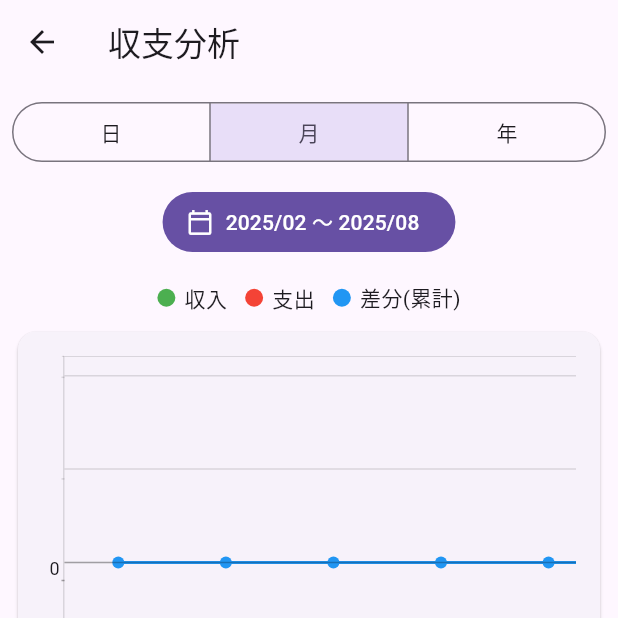
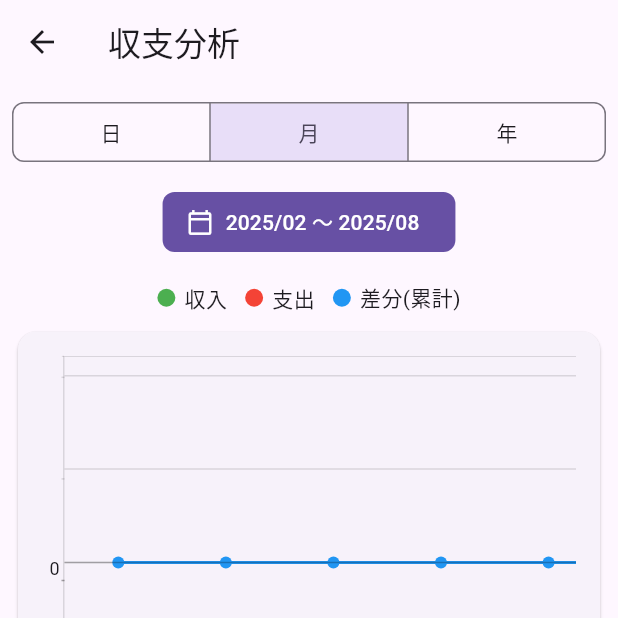
Before and after one commit to penpengusa2k/kakeibo_smartphone_app, a Flutter app: the BalanceAnalysisPage screen opened directly, on a phone screen of 412 x 824 dp, the top half of it. Run offline on Flutter 3.47's test engine with Material 3 defaults, Android fonts, the light colour scheme and no system bars; drawn by our look-alikes of fl_chart; our stand-ins replace csv, share_plus, sqflite, syncfusion_flutter_charts; accounts and stored records are empty; statements that could not run were skipped.

Commit message:
表示修正

```diff
--- a/lib/screens/balance_analysis_page.dart
+++ b/lib/screens/balance_analysis_page.dart
@@ -225,7 +225,19 @@ class _BalanceAnalysisPageState extends State<BalanceAnalysisPage> {
     final data = _getChartData(txs);
     final nf = NumberFormat('#,###');
 
-    final periodToggle = SizedBox(
+    final periodToggle = Theme(
+      data: Theme.of(context).copyWith(
+        segmentedButtonTheme: SegmentedButtonThemeData(
+          style: ButtonStyle(
+            shape: MaterialStateProperty.all<RoundedRectangleBorder>(
+              RoundedRectangleBorder(
+                borderRadius: BorderRadius.circular(8.0),
+              ),
+            ),
+          ),
+        ),
+      ),
+      child: SizedBox(
         width: double.infinity,
         child: SegmentedButton<Period>(
           segments: const [
@@ -244,6 +256,7 @@ class _BalanceAnalysisPageState extends State<BalanceAnalysisPage> {
           showSelectedIcon: false,
           multiSelectionEnabled: false,
         ),
+      ),
     );
 
     String rangeLabel;
@@ -259,6 +272,11 @@ class _BalanceAnalysisPageState extends State<BalanceAnalysisPage> {
     }
     final rangePickerButton = Center(
       child: FilledButton.icon(
+        style: FilledButton.styleFrom(
+          shape: RoundedRectangleBorder(
+            borderRadius: BorderRadius.circular(8),
+          ),
+        ),
         icon: const Icon(Icons.calendar_today_outlined),
         label: Text(rangeLabel),
         onPressed: () {
```
Lines whose indentation alone changed are shown as unchanged.
